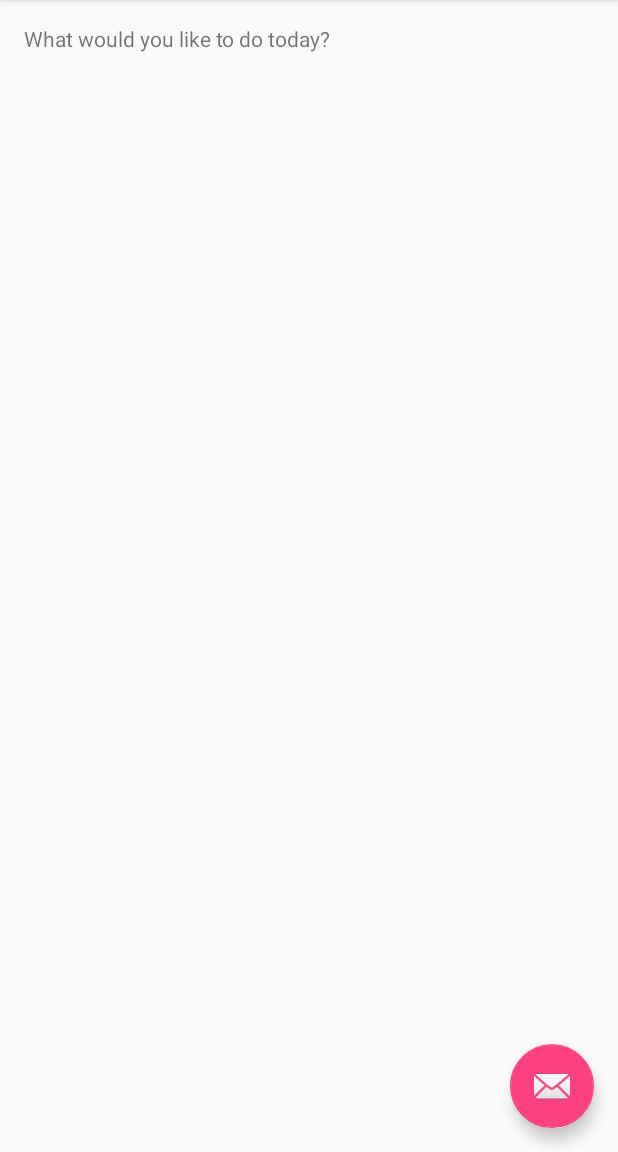
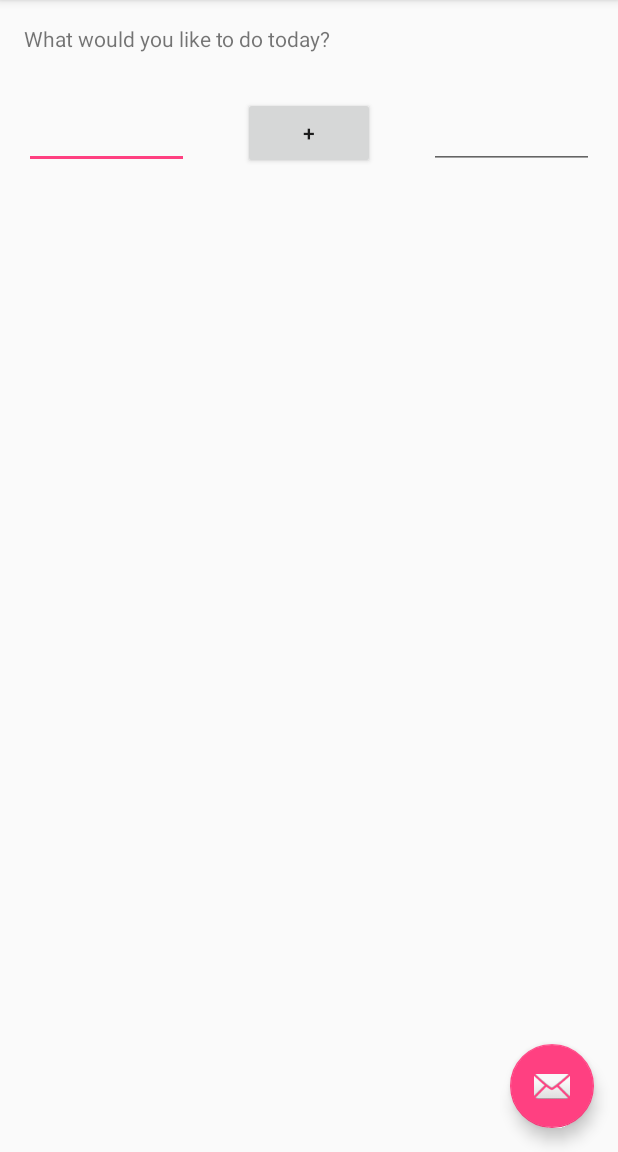
Before and after one commit to hongbo-niu/HWProject, an Android app: the screen it shows after launch (MyActivity), on a phone screen of 412 x 824 dp, the part 84-1236 px from its top. Run offline under Robolectric (Android 15) with nearby library versions, the phone set to English and light mode, and no system bars.

Commit message:
UI Components added

```diff
--- a/app/src/main/res/layout/content_my.xml
+++ b/app/src/main/res/layout/content_my.xml
@@ -10,5 +10,38 @@
     tools:context=".MyActivity">
 
     <TextView android:text="@string/Greeting" android:layout_width="wrap_content"
-        android:layout_height="wrap_content" />
+        android:layout_height="wrap_content"
+        android:id="@+id/textView" />
+
+    <EditText
+        android:layout_width="wrap_content"
+        android:layout_height="wrap_content"
+        android:inputType="number"
+        android:ems="10"
+        android:id="@+id/editText"
+        android:layout_below="@+id/textView"
+        android:layout_alignParentLeft="true"
+        android:layout_alignParentStart="true"
+        android:layout_marginTop="32dp"
+        android:width="110dp" />
+
+    <Button
+        android:layout_width="wrap_content"
+        android:layout_height="wrap_content"
+        android:text="@string/button_plus"
+        android:id="@+id/bt_plus"
+        android:layout_alignBottom="@+id/editText"
+        android:layout_centerHorizontal="true"
+        android:onClick="addNumbers"/>
+
+    <EditText
+        android:layout_width="wrap_content"
+        android:layout_height="wrap_content"
+        android:inputType="number"
+        android:ems="10"
+        android:id="@+id/editText2"
+        android:layout_alignTop="@+id/editText"
+        android:layout_alignParentRight="true"
+        android:layout_alignParentEnd="true"
+        android:width="110dp"/>
 </RelativeLayout>
--- a/app/src/main/res/values/strings.xml
+++ b/app/src/main/res/values/strings.xml
@@ -2,4 +2,5 @@
     <string name="app_name">HWProject</string>
     <string name="action_settings">Settings</string>
     <string name="Greeting">What would you like to do today?</string>
+    <string name="button_plus">+</string>
 </resources>
```
Also changed, not shown: 1 other file.
